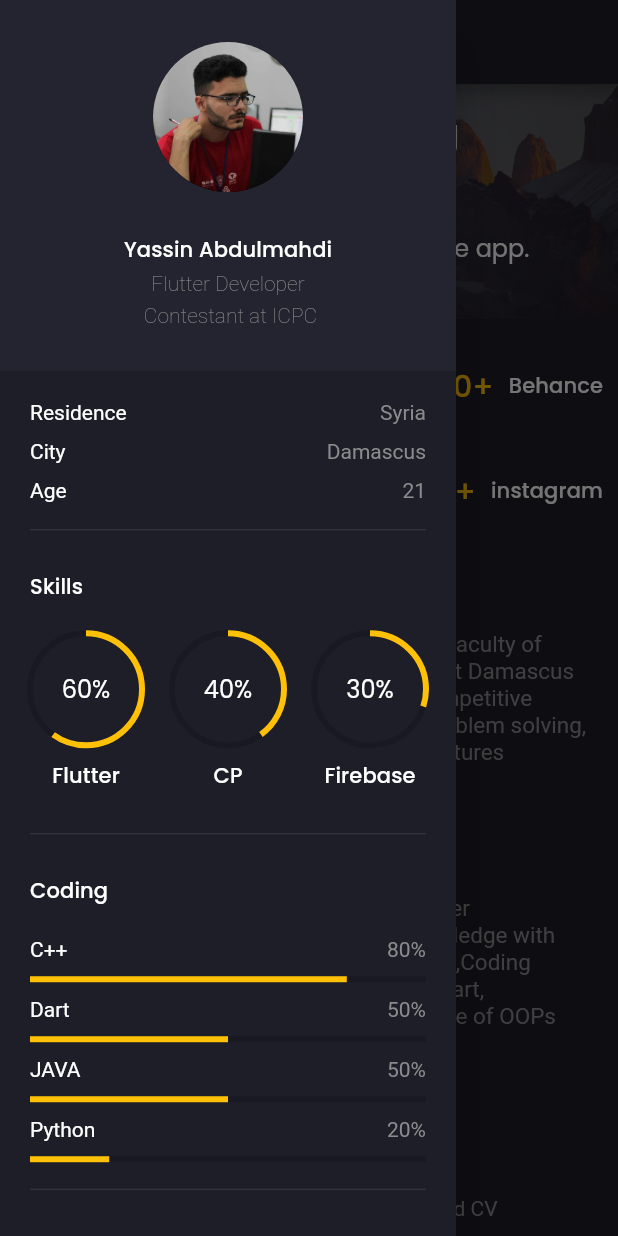
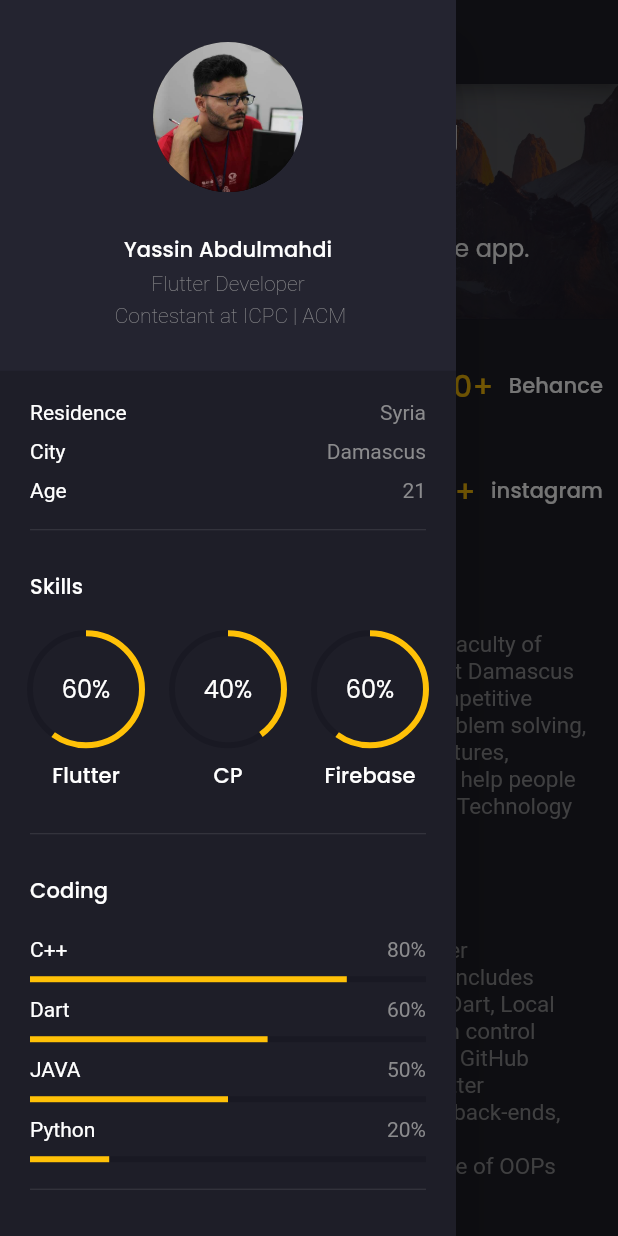
Before and after one commit to Yassin522/MyPortfolio-Flutter, a Flutter app: the screen it shows after launch, after a tap on the "menu" icon, on a phone screen of 412 x 824 dp. Run offline on Flutter 3.47's test engine with Material 2 defaults, Android fonts, the phone set to English and light mode, and no system bars; drawn by our look-alikes of animated_text_kit; our stand-ins replace flutter_svg, google_fonts, google_sign_in; missing offline and left inert: dart:js, mailer.

Commit message:
add work

```diff
--- a/lib/models/Service.dart
+++ b/lib/models/Service.dart
@@ -22,13 +22,13 @@ List<Service> services = [
   ),
   Service(
     id: 2,
-    title: "Web Design",
+    title: "Flutter web app",
     image: "assets/images/desktop.png",
     color: Color(0xFFE4FFC7),
   ),
   Service(
     id: 3,
-    title: "UI Design",
+    title: "Problem solving",
     image: "assets/images/ui.png",
     color: Color(0xFFFFF3DD),
   ),
--- a/lib/screens/Components/coding.dart
+++ b/lib/screens/Components/coding.dart
@@ -26,7 +26,7 @@ class Coding extends StatelessWidget {
           label: "C++",
         ),
         AnimatedLinearProgressIndicator(
-          precentage: 0.5,
+          precentage: 0.6,
           label: "Dart",
         ),
         AnimatedLinearProgressIndicator(
--- a/lib/screens/Components/knowledges.dart
+++ b/lib/screens/Components/knowledges.dart
@@ -31,7 +31,7 @@ class Knowledges extends StatelessWidget {
           text: "Git , Github",
         ),
         KnowledgeText(
-          text: "Ui/Ux Design",
+          text: "OOP, clean code",
         ),
       ],
     );
--- a/lib/screens/Components/my_info.dart
+++ b/lib/screens/Components/my_info.dart
@@ -27,7 +27,7 @@ class MyInfo extends StatelessWidget {
               style: Theme.of(context).textTheme.subtitle2,
             ),
             Text(
-              "Flutter Developer  \n Contestant at ICPC",
+              "Flutter Developer  \n Contestant at ICPC | ACM",
               textAlign: TextAlign.center,
               style: TextStyle(
                 fontWeight: FontWeight.w200,
--- a/lib/screens/Components/side_menue.dart
+++ b/lib/screens/Components/side_menue.dart
@@ -140,10 +140,10 @@ class _SideMenueState extends State<SideMenue> {
     );
   }
 
-  String _url = 'https://www.linkedin.com/in/yassin-abdulmahdi-273561210/';
+  String _url = 'https://www.linkedin.com/in/yassin-abdulmahdi/';
   String _url2 = 'https://github.com/Yassin522';
   String _url3 =
-      'https://drive.google.com/file/d/1vehKfwXZcITfHmR05CuWG2ZXw2keN1tf/view?usp=sharing';
+      'https://drive.google.com/file/d/1-upu-fl8j4K-43j2Y4N8crT-ELSaGZOP/view?usp=sharing';
       String _url4='https://www.behance.net/yassinabdelmahdi';
 
   void _launchURL() async {
--- a/lib/screens/Components/skills.dart
+++ b/lib/screens/Components/skills.dart
@@ -43,7 +43,7 @@ class Skills extends StatelessWidget {
             ),
             Expanded(
               child: AnimatedCircularProgressIndacator(
-                percentage: 0.3,
+                percentage: 0.6,
                 label: "Firebase",
               ),
             ),
--- a/lib/screens/home/components/home_banner.dart
+++ b/lib/screens/home/components/home_banner.dart
@@ -107,7 +107,7 @@ class AnimatedText extends StatelessWidget {
       animatedTexts: [
         TyperAnimatedText("responsive wep and mobile app.",
             speed: Duration(milliseconds: 60)),
-        TyperAnimatedText("complete e-Commeres app UI.",
+        TyperAnimatedText("complete Flutter app",
             speed: Duration(milliseconds: 60)),
       ],
     );
--- a/lib/screens/home/home_screen.dart
+++ b/lib/screens/home/home_screen.dart
@@ -11,7 +11,6 @@ import '../../sections/experience/experience_section.dart';
 import '../../sections/recent_work2/recent_work2_section.dart';
 import 'components/heightlights.dart';
 import 'components/home_banner.dart';
-
 
 class HomeScreen extends StatelessWidget {
   const HomeScreen({Key? key}) : super(key: key);
@@ -27,12 +26,14 @@ class HomeScreen extends StatelessWidget {
         SizedBox(height: kDefaultPadding * 2),
         AboutSection(),
         Divider(),
-        ServiceSection(),
+        RecentWorkk(),
+
         Divider(),
         ExperienceSection(),
         Divider(),
-       // RecentWorkSection(),
-        RecentWorkk(),
+        // RecentWorkSection(),
+
+        ServiceSection(),
         Divider(),
         FeedbackSection(),
         Divider(),
--- a/lib/sections/about/about_section.dart
+++ b/lib/sections/about/about_section.dart
@@ -24,29 +24,25 @@ class AboutSection extends StatelessWidget {
               Expanded(
                 child: AboutSectionText(
                   text:
-                      "Third year student in the Faculty of Information Engineering at Damascus University also I am a competitive programmer, skilled in problem solving, algorithms and data structures",
+                      "Third year student in the Faculty of Information Engineering at Damascus University also I am a competitive programmer, skilled in problem solving, algorithms and data structures, Volunteer @RBCs team to help people learn skills of Information Technology Engineering",
                 ),
               ),
-
-
             ],
           ),
           SizedBox(height: kDefaultPadding * 3),
           Row(
             mainAxisAlignment: MainAxisAlignment.spaceBetween,
             children: [
-
               ExperienceCard(numOfExp: "01"),
               Expanded(
                 child: AboutSectionText(
                   text:
-                      "Flutter Developer\nWorkable knowledge with Flutter platform,Coding knowledge in Dart,\nGood knowledge of OOPs Concepts",
+                      "Flutter developer\nMy experience includes Firebase Auth, Dart, Local Storage, version control such as Git and GitHub\nConnecting Flutter applications to back-ends, Bloc, Getx.\nGood knowledge of OOPs Concepts",
                 ),
               ),
             ],
           ),
-
-        SizedBox(height: kDefaultPadding * 3),
+          SizedBox(height: kDefaultPadding * 3),
           Row(
             mainAxisAlignment: MainAxisAlignment.center,
             children: [
@@ -60,7 +56,7 @@ class AboutSection extends StatelessWidget {
                   ],
                 ),
               ),
-             // SizedBox(width: kDefaultPadding * 1.5),
+              // SizedBox(width: kDefaultPadding * 1.5),
               InkWell(
                 onTap: _launchURL2,
                 child: Row(
@@ -78,8 +74,9 @@ class AboutSection extends StatelessWidget {
     );
   }
 
-  String _url = 'https://www.linkedin.com/in/yassin-abdulmahdi-273561210/';
-  String _url2 = 'https://drive.google.com/file/d/1vehKfwXZcITfHmR05CuWG2ZXw2keN1tf/view?usp=sharing';
+  String _url = 'https://www.linkedin.com/in/yassin-abdulmahdi/';
+  String _url2 =
+      'https://drive.google.com/file/d/1-upu-fl8j4K-43j2Y4N8crT-ELSaGZOP/view?usp=sharing';
 
   void _launchURL() async {
     if (!await launch(_url)) throw 'Could not launch $_url';
--- a/lib/sections/recent_work2/components/recent_work2_card.dart
+++ b/lib/sections/recent_work2/components/recent_work2_card.dart
@@ -1,5 +1,3 @@
-
-
 import 'package:flutter/material.dart';
 import 'package:my_profile/constants.dart';
 import 'package:my_profile/models/Recentwork2.dart';
@@ -22,7 +20,6 @@ class RecentWorkCardd extends StatefulWidget {
 }
 
 class _RecentWorkCarddState extends State<RecentWorkCardd> {
-
   _RecentWorkCarddState({
     required this.press,
     required this.index,
@@ -32,13 +29,14 @@ class _RecentWorkCarddState extends State<RecentWorkCardd> {
   final int index;
 
   List recents = [
-    'https://www.behance.net/gallery/135045769/MPES-Shop',
-    'https://www.behance.net/gallery/138320099/Ai-Radio'
-    'https://www.behance.net/gallery/130745125/E-commerce-App',
-    'https://www.behance.net/gallery/130745125/E-commerce-App',
-    'https://www.behance.net/gallery/135352927/Eatmore',
-    'https://www.behance.net/gallery/129876927/My-Portfolio',
-
+    'https://www.linkedin.com/feed/update/urn:li:activity:6965249047607541760/',
+    'https://github.com/Yassin522/Wallme',
+    'https://github.com/Yassin522/Wallme-admin-panel',
+    'https://github.com/Yassin522/Flutter-ai-voice-assistant',
+    'https://github.com/Yassin522/MyPortfolio-Flutter',
+    'https://github.com/Yassin522/eBook-app',
+    'https://github.com/Yassin522/Movie-App',
+    'https://github.com/Yassin522/Mpes',
   ];
 
   void _launchURL() async {
@@ -77,7 +75,7 @@ class _RecentWorkCarddState extends State<RecentWorkCardd> {
                 offset: Offset(0, -20),
                 child: AnimatedContainer(
                   duration: duration,
-                  height: 165,
+                  height: 135,
                   width: 190,
                   decoration: BoxDecoration(
                     border: Border.all(color: Colors.white, width: 5),
@@ -93,7 +91,7 @@ class _RecentWorkCarddState extends State<RecentWorkCardd> {
                 recentworkk[widget.index].review,
                 style: TextStyle(
                   color: kTextColor,
-                  fontSize: 18,
+                  fontSize: 14,
                   fontWeight: FontWeight.w300,
                   fontStyle: FontStyle.italic,
                   height: 1.5,
@@ -102,18 +100,18 @@ class _RecentWorkCarddState extends State<RecentWorkCardd> {
               SizedBox(height: kDefaultPadding * 2),
               Text(
                 recentworkk[widget.index].name,
-                style: TextStyle(fontWeight: FontWeight.bold,color: Colors.blue),
+                style:
+                    TextStyle(fontWeight: FontWeight.bold, color: Colors.blue),
               ),
               SizedBox(height: 10),
               InkWell(
                 onTap: _launchURL,
                 child: Text(
-                            "View Details",
-                            style:
-                                TextStyle(decoration: TextDecoration.underline, color: Colors.red),
+                  "Github | Linkedin link",
+                  style: TextStyle(
+                      decoration: TextDecoration.underline, color: Colors.red),
                 ),
               ),
-
             ],
           ),
         ),
```
Also changed, not shown: lib/models/Recentwork2.dart (+41 -17 lines), assets/images/Screenshot 2022-06-14 154831.png (added), assets/images/Screenshot 2022-06-14 154858.png (added), assets/images/Screenshot 2022-06-14 192516.png (added), assets/images/Screenshot 2022-06-14 192632.png (added), assets/images/Screenshot 2022-06-14 192659.png (added), assets/images/Screenshot 2022-08-16 184641.png (added), pubspec.lock, 1 other file. Lines whose indentation alone changed are shown as unchanged.
